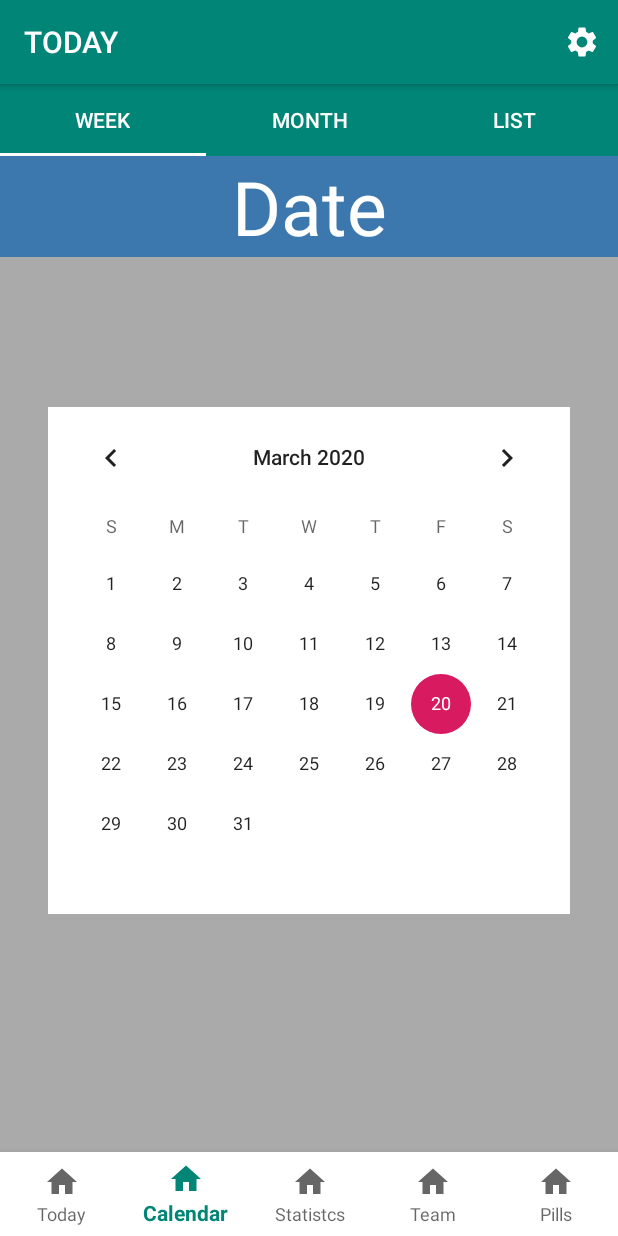
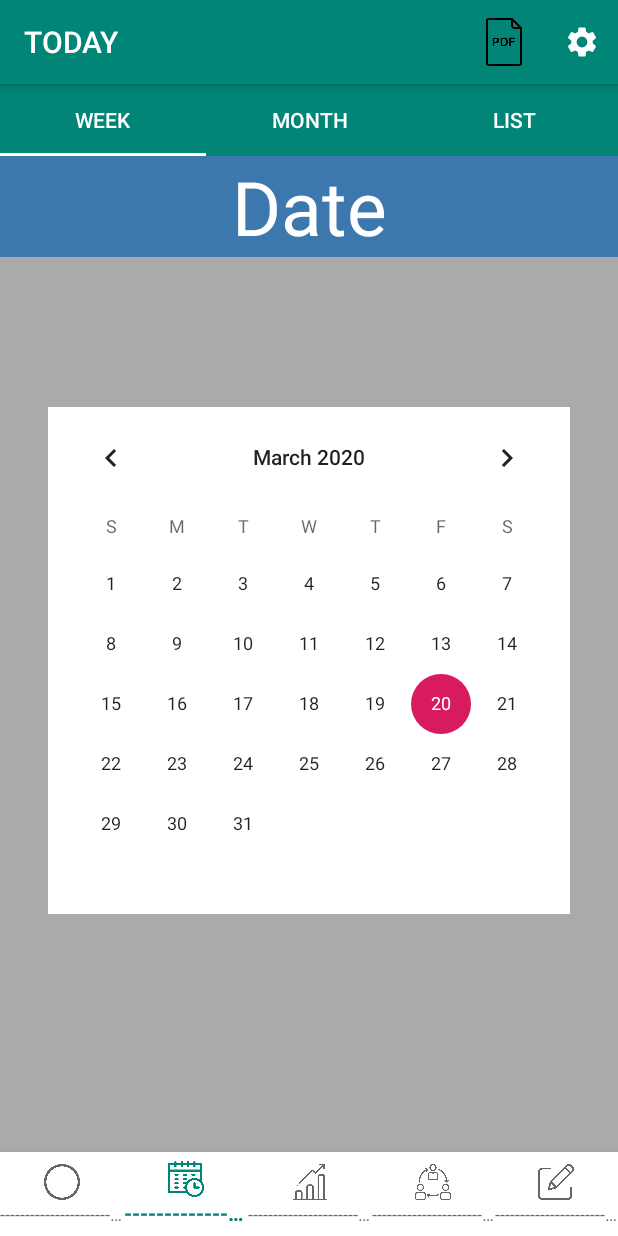
Before and after one commit to sergiger/PillRecordPISProject, an Android app: the MainActivity screen opened directly, with no data from a screen before it, item 2 of the bottom bar chosen, on a phone screen of 412 x 824 dp. Run offline under Robolectric (Android 15) with nearby library versions, the phone set to English and light mode, and no system bars.

Commit message:
uns quants logos extres

```diff
--- a/app/src/main/java/com/example/afontgou17alumnes/mypillrecord/MainActivity.kt
+++ b/app/src/main/java/com/example/afontgou17alumnes/mypillrecord/MainActivity.kt
@@ -24,24 +24,29 @@ class MainActivity : AppCompatActivity() {
        when(item.itemId){
            R.id.action_Today->{
                replaceFragment(Today_Fragment())
+               Toast.makeText(this,"Today",Toast.LENGTH_SHORT).show()
                return@OnNavigationItemSelectedListener true
            }
            R.id.action_calendar->{
                replaceFragment(Calendar_fragment())
+               Toast.makeText(this,"Calendar",Toast.LENGTH_SHORT).show()
                return@OnNavigationItemSelectedListener true
                //val new_intent = Intent(this, TempActivity::class.java)
                //startActivity(new_intent)
            }
            R.id.action_team->{
                replaceFragment(Team_fragment())
+               Toast.makeText(this,"Team",Toast.LENGTH_SHORT).show()
                return@OnNavigationItemSelectedListener true
            }
            R.id.action_pills->{
                replaceFragment(Pill_fragment())
+               Toast.makeText(this,"Add",Toast.LENGTH_SHORT).show()
                return@OnNavigationItemSelectedListener true
            }
            R.id.action_statistcs-> {
                replaceFragment(Statistics_fragment())
+               Toast.makeText(this,"Statistics",Toast.LENGTH_SHORT).show()
                return@OnNavigationItemSelectedListener true
            }
        }
--- a/app/src/main/res/menu/bottom_navigation_menu.xml
+++ b/app/src/main/res/menu/bottom_navigation_menu.xml
@@ -2,24 +2,28 @@
 <menu xmlns:android="http://schemas.android.com/apk/res/android">
     <item
         android:id="@+id/action_Today"
-        android:icon="@drawable/ic_home_black_24dp"
-        android:title="Today"
+        android:icon="@drawable/today_icon"
+        android:title="---------------------------"
         android:visible="true" />
     <item
-        android:title="Calendar"
+        android:title="---------------------------"
         android:id="@+id/action_calendar"
-        android:icon="@drawable/ic_home_black_24dp"/>
+        android:icon="@drawable/calendar_icon"
+        android:visible="true"/>
     <item
         android:id="@+id/action_statistcs"
-        android:icon="@drawable/ic_home_black_24dp"
-        android:title="Statistcs"
+        android:icon="@drawable/statistics_icon"
+        android:title="---------------------------"
+        android:visible="true"
+        />
+    <item
+        android:title="---------------------------"
+        android:id="@+id/action_team"
+        android:icon="@drawable/team_icon"
+        android:visible="true"/>
+    <item
+        android:title="---------------------------"
+        android:id="@+id/action_pills"
+        android:icon="@drawable/pills_icon"
         android:visible="true" />
-    <item
-        android:title="Team"
-        android:id="@+id/action_team"
-        android:icon="@drawable/ic_home_black_24dp"/>
-    <item
-        android:title="Pills"
-        android:id="@+id/action_pills"
-        android:icon="@drawable/ic_home_black_24dp"/>
 </menu>
--- a/app/src/main/res/menu/toolbar_menu.xml
+++ b/app/src/main/res/menu/toolbar_menu.xml
@@ -4,8 +4,14 @@
 
         <!-- "Mark Favorite", should appear as action button if possible -->
         <item
+            android:id="@+id/pdf_item"
+            android:icon="@drawable/pdf_icon"
+            android:title="PDF"
+            app:showAsAction="ifRoom"/>
+        <item
             android:id="@+id/options_item"
             android:icon="@drawable/ic_settings_white_24dp"
             android:title="Settings"
             app:showAsAction="ifRoom"/>
+
 </menu>
```
Also changed, not shown: app/src/main/res/drawable/calendar_icon.png (added), app/src/main/res/drawable/pdf_icon.png (added), app/src/main/res/drawable/pills_icon.png (added), app/src/main/res/drawable/statistics_icon.png (added), app/src/main/res/drawable/team_icon.png (added), app/src/main/res/drawable/today_icon.png (added).
